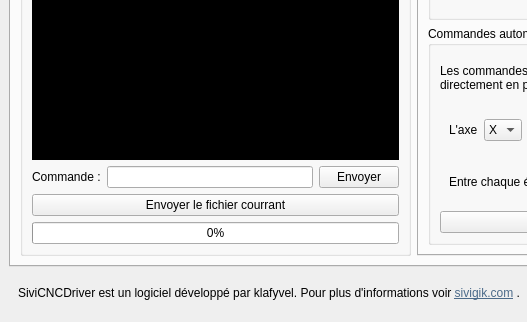
Qt form sivicncdriver/ui/main_window.ui (Klafyvel/SiviCNCDriver) before a commit; both pictures show x 0 to 527 and y 362 to 684 of the 1211 by 684 pixel window.
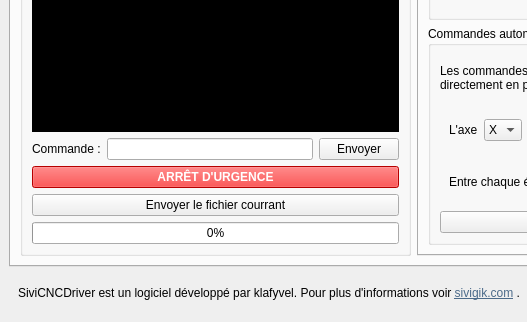
The same form after that commit. The open tabs and pages were chosen to show the change. Icons and pictures are not drawn.

Commit message: Arrêt d'urgence.

What changed in the file:
```diff
--- a/sivicncdriver/ui/main_window.ui
+++ b/sivicncdriver/ui/main_window.ui
@@ -372,6 +372,23 @@
              </item>
             </layout>
            </item>
+           <item>
+            <widget class="QPushButton" name="btn_emergency_stop">
+             <property name="autoFillBackground">
+              <bool>false</bool>
+             </property>
+             <property name="styleSheet">
+              <string notr="true">background-color:red;color:white;font-weight:bold;</string>
+             </property>
+             <property name="text">
+              <string>ARRÊT D'URGENCE</string>
+             </property>
+             <property name="icon">
+              <iconset resource="ressources.qrc">
+               <normaloff>:/rc/rc/warning.png</normaloff>:/rc/rc/warning.png</iconset>
+             </property>
+            </widget>
+           </item>
            <item>
             <widget class="QPushButton" name="btn_send_current_file">
              <property name="text">
```
The commit also changes 6 other files.
